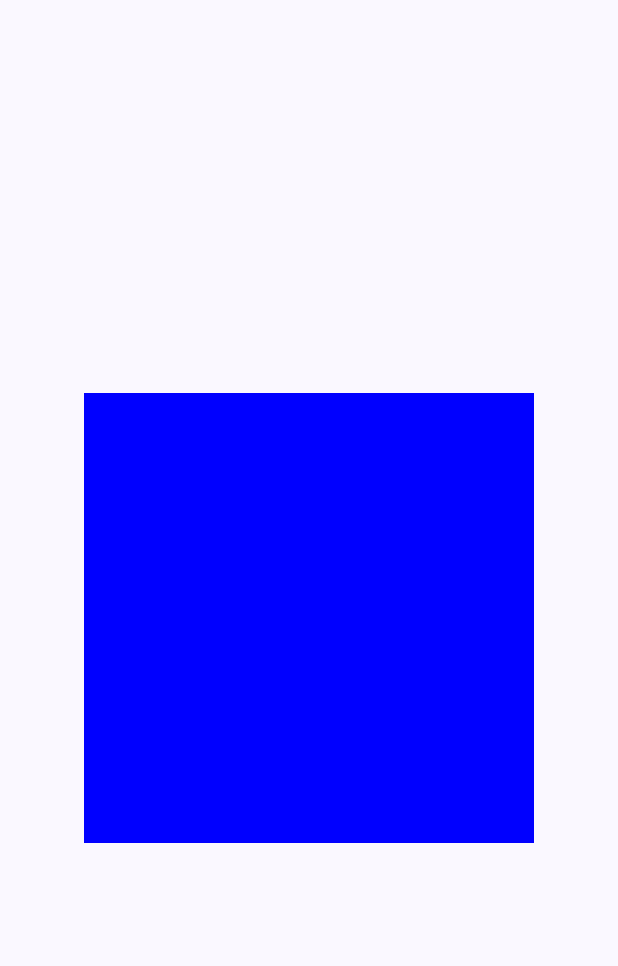
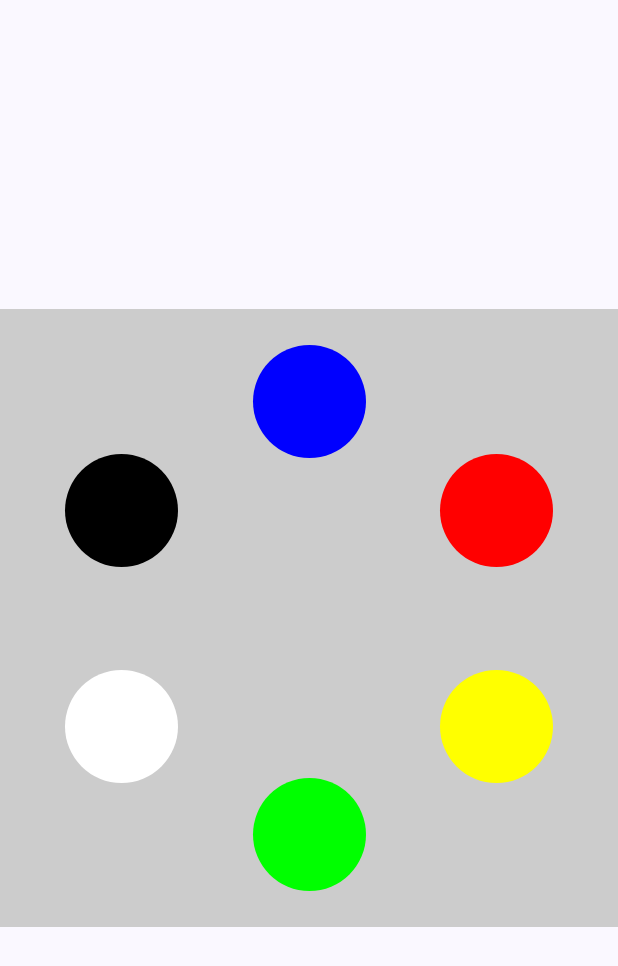
Before and after one commit to ronsze/Toybox, an Android app built with Jetpack Compose: the WheelMenuView screen opened through its navigation route, on a phone screen of 412 x 824 dp. Shown: the top 966 px of the screen. Run offline under Robolectric (Android 15) with nearby library versions, the light colour scheme and no system bars.

Commit message:
메뉴 배치 추가

```diff
--- /dev/null
+++ b/core/common/src/main/java/kr/sdbk/common/functions/Matrix.kt
@@ -0,0 +1,17 @@
+package kr.sdbk.common.functions
+
+import androidx.compose.runtime.Composable
+import androidx.compose.ui.platform.LocalDensity
+import androidx.compose.ui.unit.Dp
+
+@Composable
+fun pxToDp(px: Float): Dp {
+    val density = LocalDensity.current
+    return with(density) { px.toDp() }
+}
+
+@Composable
+fun dpToPx(dp: Dp): Float {
+    val density = LocalDensity.current
+    return with(density) { dp.toPx() }
+}
--- a/feature/snake/src/main/java/com/example/snake/SnakeViewModel.kt
+++ b/feature/snake/src/main/java/com/example/snake/SnakeViewModel.kt
@@ -34,7 +34,6 @@ class SnakeViewModel: BaseViewModel() {
         val initList = List(ARRAY_SIZE) { i ->
             List(ARRAY_SIZE) { j ->
                 if (i == 0 || j == 0 || i == ARRAY_SIZE - 1 || j == ARRAY_SIZE - 1) {
-                    Log.e("qweqwe", "${i * j}")
                     CellType.BLOCK
                 } else CellType.BLANK
             }.toMutableStateList()
--- a/feature/wheel-menu/src/main/java/kr/sdbk/wheel_menu/WheelMenuView.kt
+++ b/feature/wheel-menu/src/main/java/kr/sdbk/wheel_menu/WheelMenuView.kt
@@ -4,8 +4,12 @@ import android.util.Log
 import androidx.compose.foundation.background
 import androidx.compose.foundation.gestures.detectDragGestures
 import androidx.compose.foundation.layout.Box
+import androidx.compose.foundation.layout.aspectRatio
 import androidx.compose.foundation.layout.fillMaxSize
+import androidx.compose.foundation.layout.fillMaxWidth
+import androidx.compose.foundation.layout.offset
 import androidx.compose.foundation.layout.size
+import androidx.compose.foundation.shape.CircleShape
 import androidx.compose.runtime.Composable
 import androidx.compose.runtime.getValue
 import androidx.compose.runtime.mutableStateOf
@@ -18,11 +22,18 @@ import androidx.compose.ui.graphics.Color
 import androidx.compose.ui.graphics.graphicsLayer
 import androidx.compose.ui.input.pointer.pointerInput
 import androidx.compose.ui.layout.onGloballyPositioned
+import androidx.compose.ui.layout.positionInParent
+import androidx.compose.ui.layout.positionInRoot
+import androidx.compose.ui.layout.positionInWindow
 import androidx.compose.ui.unit.center
 import androidx.compose.ui.unit.dp
 import androidx.compose.ui.unit.toOffset
+import kr.sdbk.common.functions.dpToPx
+import kr.sdbk.common.functions.pxToDp
 import kotlin.math.abs
 import kotlin.math.atan2
+import kotlin.math.cos
+import kotlin.math.sin
 
 @Composable
 fun WheelMenuView(
@@ -31,10 +42,14 @@ fun WheelMenuView(
     var rotate by remember { mutableStateOf(0f) }
     var center by remember { mutableStateOf(Offset(0f, 0f)) }
     Box(
+        contentAlignment = Alignment.Center,
         modifier = Modifier
             .fillMaxSize()
             .onGloballyPositioned {
-                center = it.size.center.toOffset()
+                center = Offset(
+                    it.positionInWindow().x + it.size.width / 2,
+                    it.positionInWindow().y + it.size.height / 2
+                )
             }
             .pointerInput(Unit) {
                 detectDragGestures(
@@ -46,19 +61,89 @@ fun WheelMenuView(
                 )
             }
     ) {
-        Box(modifier = Modifier
-            .size(300.dp)
-            .align(Alignment.Center)
+        Menu(
+            rotate = rotate,
+            modifier = Modifier
+        )
+    }
+}
+
+@Composable
+private fun Menu(
+    rotate: Float,
+    modifier: Modifier
+) {
+    val items by remember {
+        mutableStateOf(
+            listOf(Color.Blue, Color.Red, Color.Yellow, Color.Green, Color.White, Color.Black)
+        )
+    }
+    var center by remember { mutableStateOf(Offset(0f, 0f)) }
+    var initialOffset by remember { mutableStateOf(Offset(0f, 0f)) }
+    Box(
+        modifier = modifier
+            .fillMaxWidth()
+            .aspectRatio(1f)
+            .background(Color.LightGray)
+            .onGloballyPositioned {
+                center = it.size.center.toOffset()
+                initialOffset = Offset(center.x, center.y * 0.3f)
+            }
             .graphicsLayer {
                 rotationZ = rotate
             }
-        ) {
-            Box(modifier = Modifier
-                .fillMaxSize()
-                .background(Color.Blue)
+    ) {
+        items.forEachIndexed { i, v ->
+            MenuItem(
+                initialOffset = initialOffset,
+                center = center,
+                index = i,
+                item = v,
+                totalCount = items.size,
+                modifier = Modifier
             )
         }
     }
+}
+
+@Composable
+private fun MenuItem(
+    initialOffset: Offset,
+    center: Offset,
+    index: Int,
+    item: Color,
+    totalCount: Int,
+    modifier: Modifier
+) {
+    val size = 75.dp
+    val rotatedOffset = rotatePoint(
+        initialOffset,
+        center,
+        360.0 / totalCount * index
+    )
+    val offset = Offset(
+        rotatedOffset.x - dpToPx(dp = (size / 2)),
+        rotatedOffset.y - dpToPx(dp = (size / 2))
+    )
+    Log.e("qweqwe", "${offset.x}, ${offset.y}")
+    Box(
+        modifier = modifier
+            .size(size)
+            .offset(
+                pxToDp(px = offset.x),
+                pxToDp(px = offset.y)
+            )
+            .background(item, CircleShape)
+    )
+}
+
+fun rotatePoint(input: Offset, center: Offset, angleDegrees: Double): Offset {
+    val angleRadians = Math.toRadians(angleDegrees)
+
+    val Bx = center.x + (input.x - center.x) * cos(angleRadians) - (input.y - center.y) * sin(angleRadians)
+    val By = center.y + (input.x - center.x) * sin(angleRadians) + (input.y - center.y) * cos(angleRadians)
+
+    return Offset(Bx.toFloat(), By.toFloat())
 }
 
 fun getAngleAmount(center: Offset, previousPosition: Offset, currentPosition: Offset): Float {
@@ -69,17 +154,5 @@ fun getAngleAmount(center: Offset, previousPosition: Offset, currentPosition: Of
     val currentAngle = Math.toDegrees(atan2(currentVector.y, currentVector.x).toDouble())
 
     val diff = currentAngle - previousAngle
-    return if (abs(diff) > 180) 0f else diff.toFloat() * 0.8f
+    return if (abs(diff) > 180) 0f else diff.toFloat()
 }
-
-//private fun getRotateAmount(center: Offset, initialPointer: Offset, currentTouch: Offset): Float {
-//    val initialVector = initialPointer - center
-//    val currentVector = currentTouch - center
-//
-//    val initialAngle = atan2(initialVector.y, initialVector.x)
-//    val currentAngle = atan2(currentVector.y, currentVector.x)
-//
-//    val degrees =  Math.toDegrees((currentAngle - initialAngle).toDouble()).toFloat()
-//    Log.e("qweqwe4", "$degrees")
-//    return degrees
-//}
```
